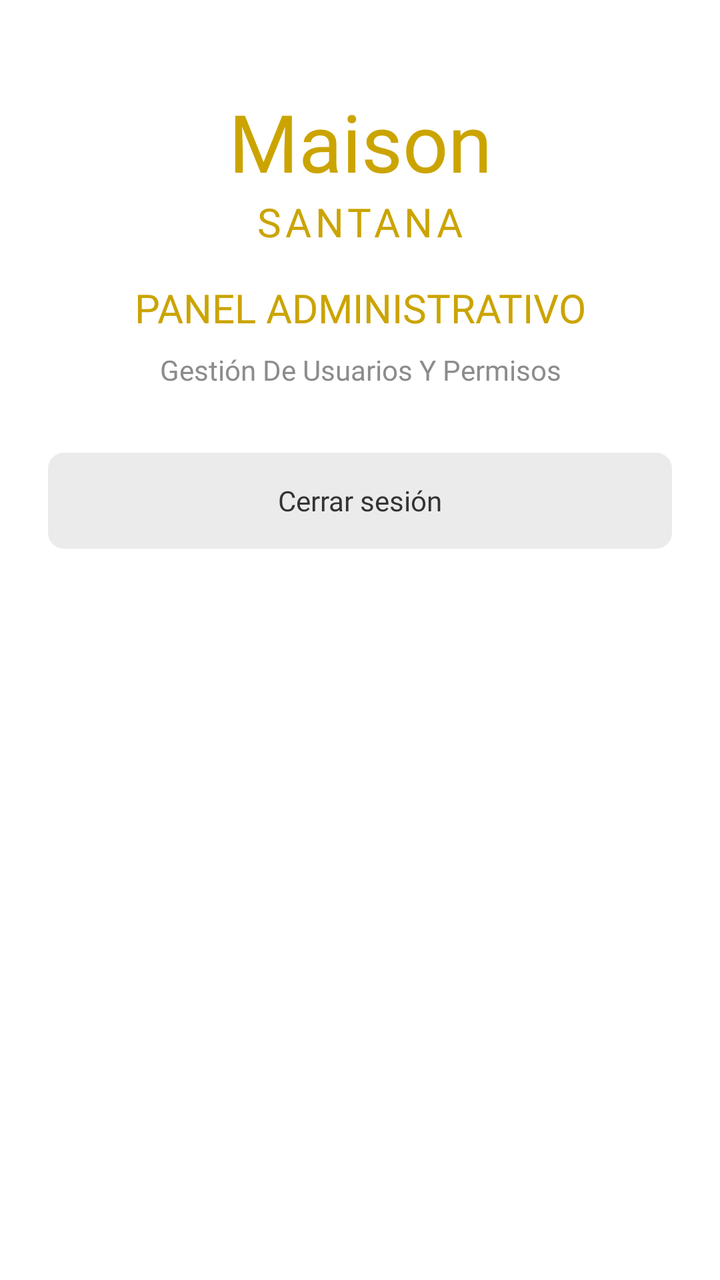
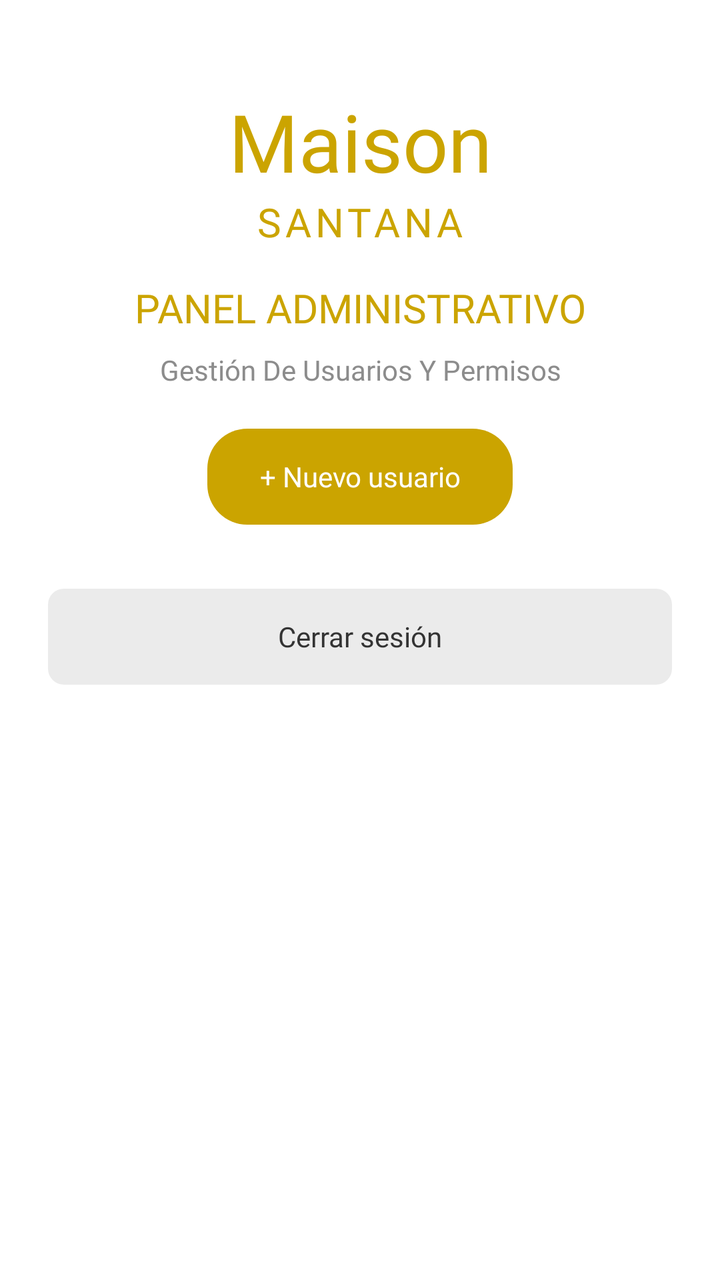

Two renders of the same Android screen: before a commit and after it. Below are the layout's source before the change and the commit's diff.
<!-- AndroidManifest.xml: application theme Theme.MaisonSantana -->
<!-- res/layout/activity_admin.xml -->
<?xml version="1.0" encoding="utf-8"?>
<ScrollView xmlns:android="http://schemas.android.com/apk/res/android"
    android:layout_width="match_parent"
    android:layout_height="match_parent"
    android:background="@color/white">

    <LinearLayout
        android:layout_width="match_parent"
        android:layout_height="wrap_content"
        android:orientation="vertical"
        android:padding="24dp">

        <TextView
            android:layout_width="match_parent"
            android:layout_height="wrap_content"
            android:layout_marginTop="20dp"
            android:fontFamily="@font/great_vibes"
            android:gravity="center"
            android:text="Maison"
            android:textColor="@color/gold"
            android:textSize="40sp" />

        <TextView
            android:layout_width="match_parent"
            android:layout_height="wrap_content"
            android:fontFamily="@font/inria_serif_regular"
            android:gravity="center"
            android:letterSpacing="0.1"
            android:text="SANTANA"
            android:textColor="@color/gold"
            android:textSize="20sp" />

        <TextView
            android:layout_width="match_parent"
            android:layout_height="wrap_content"
            android:layout_marginTop="16dp"
            android:fontFamily="@font/inria_serif_bold"
            android:gravity="center"
            android:text="PANEL ADMINISTRATIVO"
            android:textColor="@color/gold"
            android:textSize="20sp" />

        <TextView
            android:layout_width="match_parent"
            android:layout_height="wrap_content"
            android:layout_marginTop="8dp"
            android:fontFamily="@font/inria_serif_regular"
            android:gravity="center"
            android:text="Gestión De Usuarios Y Permisos"
            android:textColor="@color/text_muted" />

        <LinearLayout
            android:id="@+id/contenedorUsuarios"
            android:layout_width="match_parent"
            android:layout_height="wrap_content"
            android:orientation="vertical" />

        <Button
            android:id="@+id/btnSalirAdmin"
            android:layout_width="match_parent"
            android:layout_height="48dp"
            android:layout_marginTop="32dp"
            android:background="@drawable/bg_button_gray"
            android:backgroundTint="@null"
            android:fontFamily="@font/bree_serif"
            android:stateListAnimator="@null"
            android:text="Cerrar sesión"
            android:textAllCaps="false"
            android:textColor="@color/text_dark" />
    </LinearLayout>
</ScrollView>
<!-- resources referenced by this layout -->
<resources>
  <color name="gold">#CBA400</color>
  <color name="text_dark">#333333</color>
  <color name="text_muted">#8C8C8C</color>
  <color name="white">#FFFFFFFF</color>
  <!-- drawable bg_button_gray (drawable) -->
  <?xml version="1.0" encoding="utf-8"?>
  <shape xmlns:android="http://schemas.android.com/apk/res/android"
      android:shape="rectangle">
      <solid android:color="@color/gray_input" />
      <corners android:radius="8dp" />
  </shape>
  <style name="Theme.MaisonSantana" parent="Theme.AppCompat.Light.NoActionBar">
          <item name="colorPrimary">@color/gold</item>
          <item name="colorAccent">@color/gold</item>
      </style>
  <color name="gray_input">#EBEBEB</color>
</resources>

<!-- the commit's change to res/layout/activity_admin.xml (unified diff, before → after) -->
@@ -49,6 +49,22 @@
             android:text="Gestión De Usuarios Y Permisos"
             android:textColor="@color/text_muted" />
 
+        <Button
+            android:id="@+id/btnNuevoUsuario"
+            android:layout_width="wrap_content"
+            android:layout_height="48dp"
+            android:layout_gravity="center_horizontal"
+            android:layout_marginTop="20dp"
+            android:background="@drawable/bg_pill_gold"
+            android:backgroundTint="@null"
+            android:fontFamily="@font/bree_serif"
+            android:paddingStart="26dp"
+            android:paddingEnd="26dp"
+            android:stateListAnimator="@null"
+            android:text="+ Nuevo usuario"
+            android:textAllCaps="false"
+            android:textColor="@color/white" />
+
         <LinearLayout
             android:id="@+id/contenedorUsuarios"
             android:layout_width="match_parent"
<!-- resource entries referenced after the edit -->
@@ -11,6 +11,13 @@
       <solid android:color="@color/gray_input" />
       <corners android:radius="8dp" />
   </shape>
+  <!-- drawable bg_pill_gold (drawable) -->
+  <?xml version="1.0" encoding="utf-8"?>
+  <shape xmlns:android="http://schemas.android.com/apk/res/android"
+      android:shape="rectangle">
+      <solid android:color="@color/gold" />
+      <corners android:radius="20dp" />
+  </shape>
   <style name="Theme.MaisonSantana" parent="Theme.AppCompat.Light.NoActionBar">
           <item name="colorPrimary">@color/gold</item>
           <item name="colorAccent">@color/gold</item>
